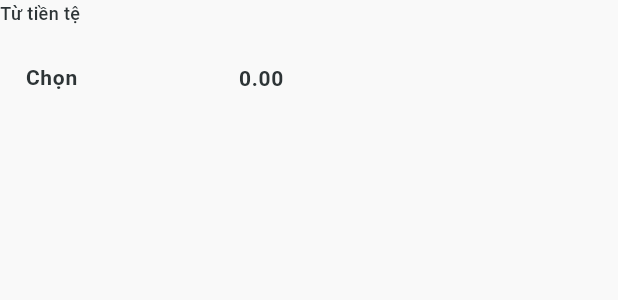
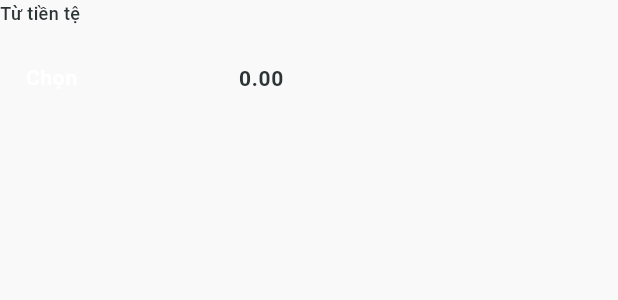
Before and after one commit to ThuatCao/currency_converter, a Flutter app: the InputWidget widget shown alone on an empty page, opened directly with empty values, on a phone screen of 412 x 824 dp. Shown: the top 300 px of the screen. Run offline on Flutter 3.47's test engine with Material 3 defaults, Android fonts, the phone set to English and light mode, and no system bars; our stand-ins replace bloc, connectivity_plus, dio, drift, flutter_bloc, get_it; accounts and stored records are empty; generated files the repository leaves out were written again.

Commit message:
fix UI convert card config network permission for android

```diff
--- a/lib/views/currency_view.dart
+++ b/lib/views/currency_view.dart
@@ -246,8 +246,8 @@ class _CurrencyViewState extends State<CurrencyView> {
                                         shadowColor: Colors.grey.withValues(alpha: 0.4),
                                         child: ListTile(
                                           leading: CircleAvatar(
-                                            // backgroundColor:
-                                            //     primaryColor,
+                                            backgroundColor:
+                                                Theme.of(context).primaryColorLight,
                                             child: Text(
                                               currency.code.substring(
                                                 0,
--- a/lib/views/widgets/convert_widget.dart
+++ b/lib/views/widgets/convert_widget.dart
@@ -111,7 +111,7 @@ class _ConvertWidgetState extends State<ConvertWidget> {
                       //     Theme.of(context).primaryColor.withValues(alpha: 0.7),
                       //   ],
                       // ),
-                      color: Color(0xFF1E1E1E).withValues(alpha: 0.5),
+                      color: Theme.of(context).primaryColor,
                       borderRadius: BorderRadius.circular(16),
                       // boxShadow: [
                       //   BoxShadow(
--- a/lib/views/widgets/input_widget.dart
+++ b/lib/views/widgets/input_widget.dart
@@ -75,14 +75,14 @@ class InputWidget extends StatelessWidget {
                     TextField(
                       controller: sourceSearchController,
                       style: const TextStyle(
-                        color: secondaryColor,
+                      //  color: Colors.white,
                         fontSize: 14,
                         fontWeight: FontWeight.w600,
                       ),
                       decoration: InputDecoration(
                         hintText: context.tr('select'),
                         hintStyle: const TextStyle(
-                          color: secondaryColor,
+                          color: Colors.white,
                         ),
                         border: InputBorder.none,
                         contentPadding: const EdgeInsets.symmetric(
@@ -99,7 +99,7 @@ class InputWidget extends StatelessWidget {
                           maxHeight: 150,
                         ),
                         decoration: BoxDecoration(
-                          color: Theme.of(context).primaryColor,
+                          color: Theme.of(context).highlightColor,
                           borderRadius: BorderRadius.circular(8),
                         ),
                         child: ListView.builder(
@@ -112,7 +112,7 @@ class InputWidget extends StatelessWidget {
                               title: Text(
                                 currency.code,
                                 style: const TextStyle(
-                                  color: secondaryColor,
+                                 // color: secondaryColor,
                                   fontSize: 12,
                                 ),
                               ),
```
Also changed, not shown: 4 other files.
